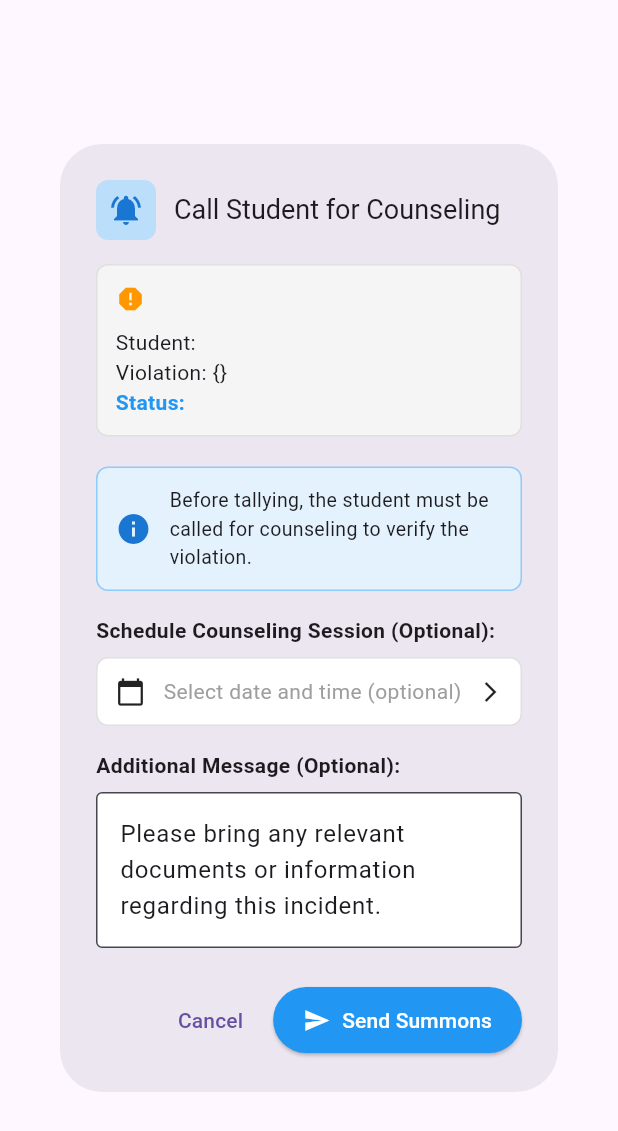
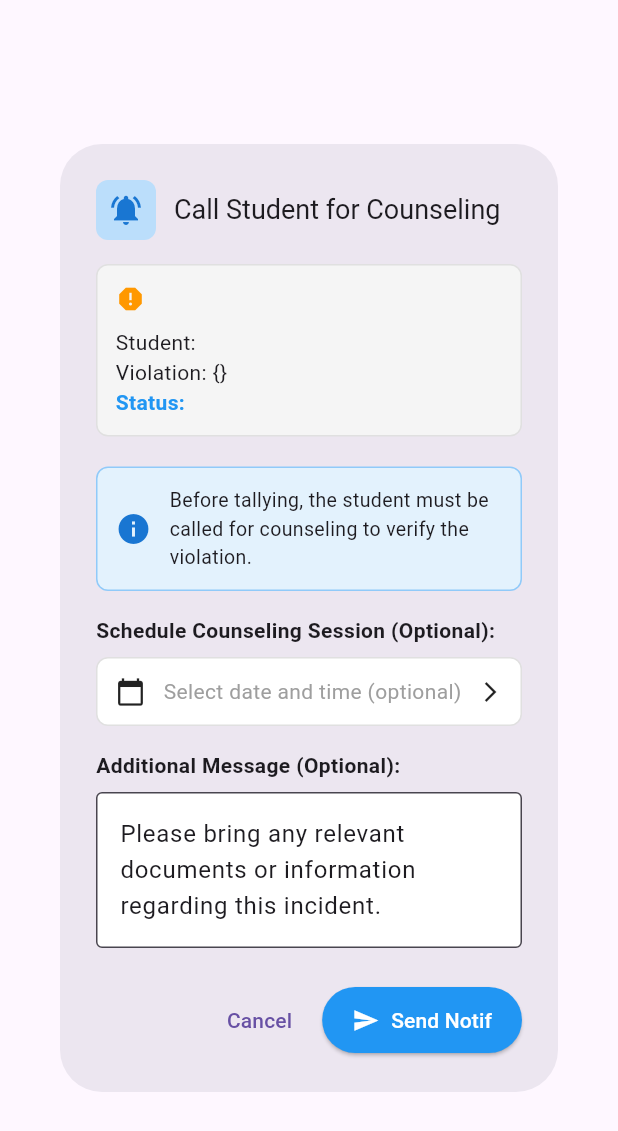
Before and after one commit to MarkJustine28/capstone, a Flutter app: the TallyViolationDialog widget shown alone on an empty page, opened directly with empty values, on a phone screen of 412 x 824 dp. Shown: the top 1131 px of the screen. Run offline on Flutter 3.47's test engine with Material 3 defaults, Android fonts, the phone set to English and light mode, and no system bars; our stand-ins replace flutter_dotenv, shared_preferences; accounts and stored records are empty; network calls fail.

```diff
--- a/lib/features/counselor/widgets/tally_violation_dialog.dart
+++ b/lib/features/counselor/widgets/tally_violation_dialog.dart
@@ -566,7 +566,7 @@ class _TallyViolationDialogState extends State<TallyViolationDialog> {
                     child: CircularProgressIndicator(strokeWidth: 2, color: Colors.white),
                   )
                 : const Icon(Icons.send),
-            label: Text(_isSending ? 'Sending...' : 'Send Summons'),
+            label: Text(_isSending ? 'Sending...' : 'Send Notif'),
             style: ElevatedButton.styleFrom(
               backgroundColor: Colors.blue,
               foregroundColor: Colors.white,
```
